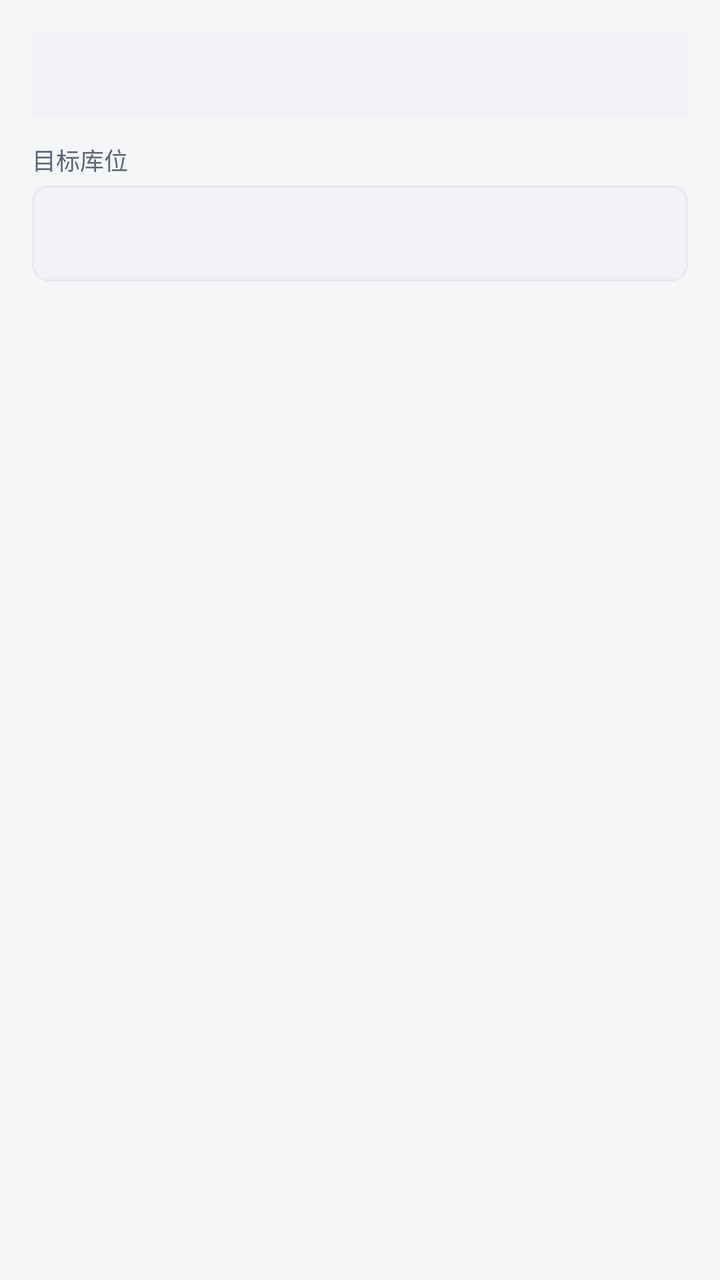
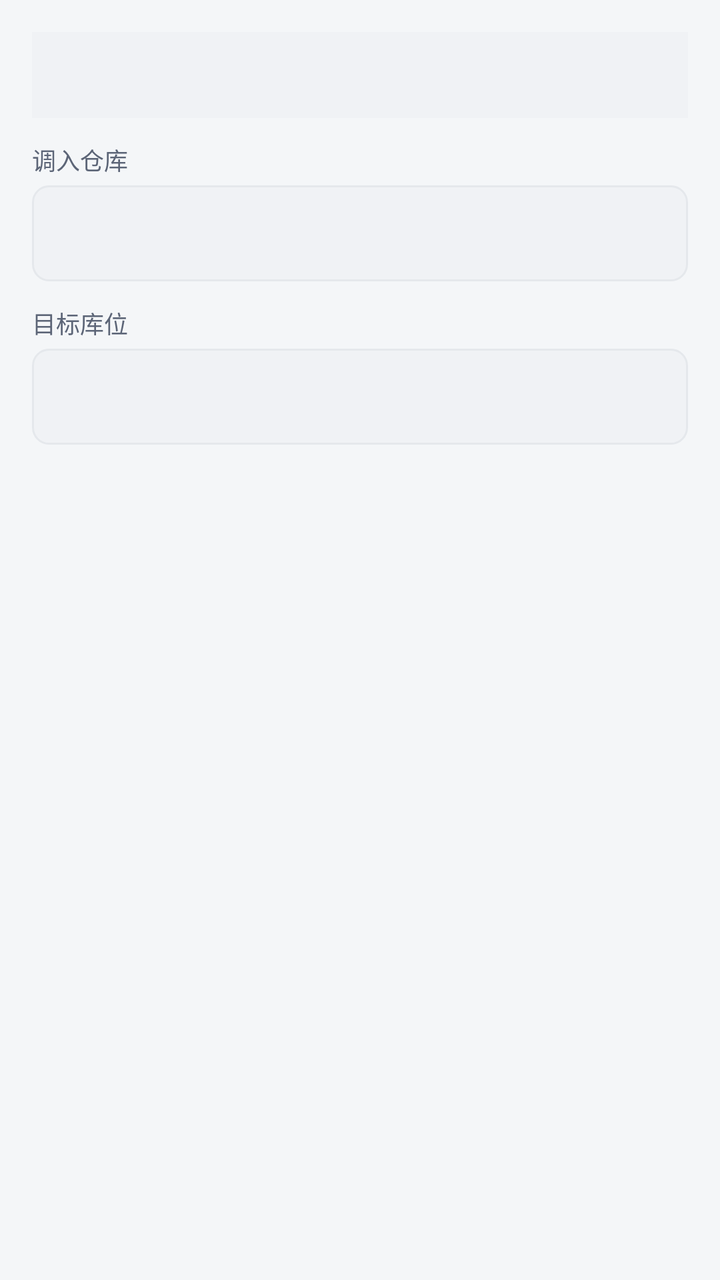

Screens rendered from an Android XML layout before and after an edit, with the pre-edit source and the edit as a unified diff.
<!-- AndroidManifest.xml: application theme Theme.SimpleWmsPda -->
<!-- res/layout/dialog_transfer_simple.xml -->
<?xml version="1.0" encoding="utf-8"?>
<LinearLayout xmlns:android="http://schemas.android.com/apk/res/android"
    android:layout_width="match_parent"
    android:layout_height="wrap_content"
    android:orientation="vertical"
    android:padding="@dimen/space_lg">

    <TextView
        android:id="@+id/tv_info"
        android:layout_width="match_parent"
        android:layout_height="wrap_content"
        android:textColor="@color/text_secondary"
        android:textSize="@dimen/text_body"
        android:background="@color/bg_subtle"
        android:padding="@dimen/space_md" />

    <TextView
        android:layout_width="wrap_content"
        android:layout_height="wrap_content"
        android:layout_marginTop="@dimen/space_md"
        android:text="@string/transfer_target_label"
        style="@style/Text.Caption" />

    <Spinner
        android:id="@+id/sp_target"
        android:layout_width="match_parent"
        android:layout_height="@dimen/touch_min"
        android:layout_marginTop="@dimen/space_xs"
        android:background="@drawable/bg_input" />
</LinearLayout>
<!-- resources referenced by this layout -->
<resources>
  <color name="bg_subtle">#F0F2F5</color>
  <color name="text_secondary">#5C6577</color>
  <dimen name="space_lg">16dp</dimen>
  <dimen name="space_md">12dp</dimen>
  <dimen name="space_xs">4dp</dimen>
  <dimen name="text_body">14sp</dimen>
  <dimen name="touch_min">48dp</dimen>
  <!-- drawable bg_input (drawable) -->
  <?xml version="1.0" encoding="utf-8"?>
  <shape xmlns:android="http://schemas.android.com/apk/res/android" android:shape="rectangle">
      <solid android:color="@color/bg_subtle" />
      <corners android:radius="8dp" />
      <stroke android:width="1dp" android:color="@color/divider" />
  </shape>
  <string name="transfer_target_label">目标库位</string>
  <style name="Text.Caption">
          <item name="android:textSize">@dimen/text_caption</item>
          <item name="android:textColor">@color/text_secondary</item>
      </style>
  <style name="Theme.SimpleWmsPda" parent="Theme.SimpleWMS" />
  <color name="divider">#E5E8EC</color>
  <dimen name="text_caption">12sp</dimen>
  <style name="Theme.SimpleWMS" parent="Theme.MaterialComponents.Light.NoActionBar">
          <item name="colorPrimary">@color/primary</item>
          <item name="colorPrimaryDark">@color/primary_dark</item>
          <item name="colorAccent">@color/accent</item>
          <item name="android:windowBackground">@color/bg_page</item>
          <item name="android:statusBarColor">@color/primary_dark</item>
          <item name="android:navigationBarColor">@color/bg_card</item>
          <item name="android:textColorPrimary">@color/text_primary</item>
          <item name="android:textColorSecondary">@color/text_secondary</item>
          <item name="materialButtonStyle">@style/Widget.SimpleWMS.Button</item>
      </style>
  <color name="primary">#1E6BFF</color>
  <color name="primary_dark">#0E4CCB</color>
  <color name="accent">#00B894</color>
  <color name="bg_page">#F4F6F8</color>
  <color name="bg_card">#FFFFFF</color>
  <color name="text_primary">#1A2233</color>
  <style name="Widget.SimpleWMS.Button" parent="Widget.MaterialComponents.Button">
          <item name="cornerRadius">@dimen/card_corner</item>
          <item name="android:minHeight">@dimen/touch_min</item>
          <item name="android:textSize">@dimen/text_subtitle</item>
      </style>
  <dimen name="card_corner">12dp</dimen>
  <dimen name="text_subtitle">16sp</dimen>
</resources>

<!-- the commit's change to res/layout/dialog_transfer_simple.xml (unified diff, before → after) -->
@@ -18,6 +18,20 @@
         android:layout_width="wrap_content"
         android:layout_height="wrap_content"
         android:layout_marginTop="@dimen/space_md"
+        android:text="@string/transfer_target_warehouse"
+        style="@style/Text.Caption" />
+
+    <Spinner
+        android:id="@+id/sp_warehouse"
+        android:layout_width="match_parent"
+        android:layout_height="@dimen/touch_min"
+        android:layout_marginTop="@dimen/space_xs"
+        android:background="@drawable/bg_input" />
+
+    <TextView
+        android:layout_width="wrap_content"
+        android:layout_height="wrap_content"
+        android:layout_marginTop="@dimen/space_md"
         android:text="@string/transfer_target_label"
         style="@style/Text.Caption" />
 
<!-- resource entries referenced after the edit -->
@@ -15,6 +15,7 @@
       <stroke android:width="1dp" android:color="@color/divider" />
   </shape>
   <string name="transfer_target_label">目标库位</string>
+  <string name="transfer_target_warehouse">调入仓库</string>
   <style name="Text.Caption">
           <item name="android:textSize">@dimen/text_caption</item>
           <item name="android:textColor">@color/text_secondary</item>
